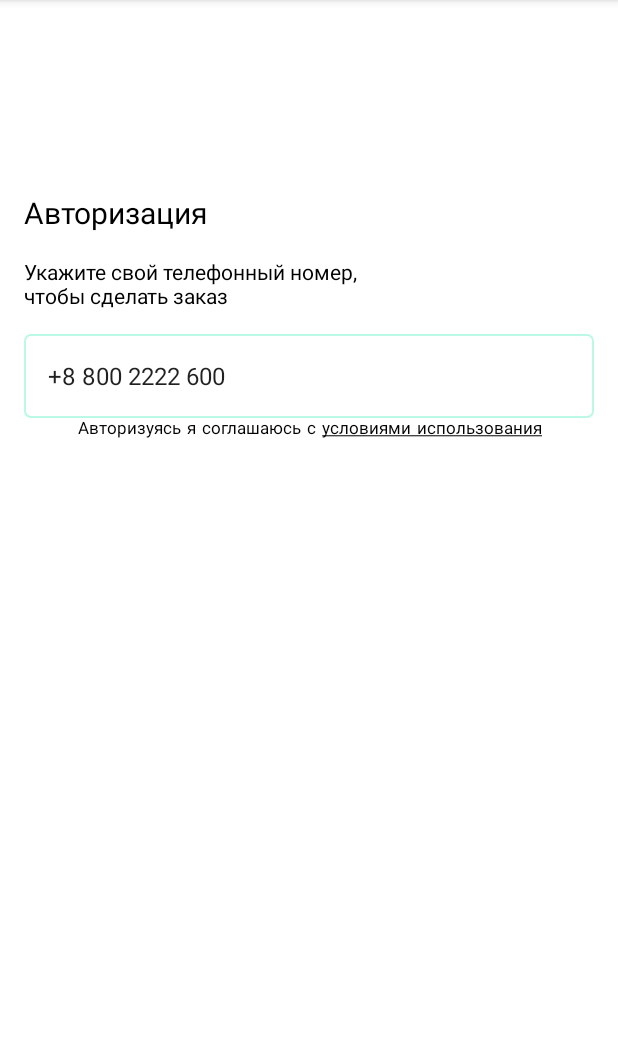
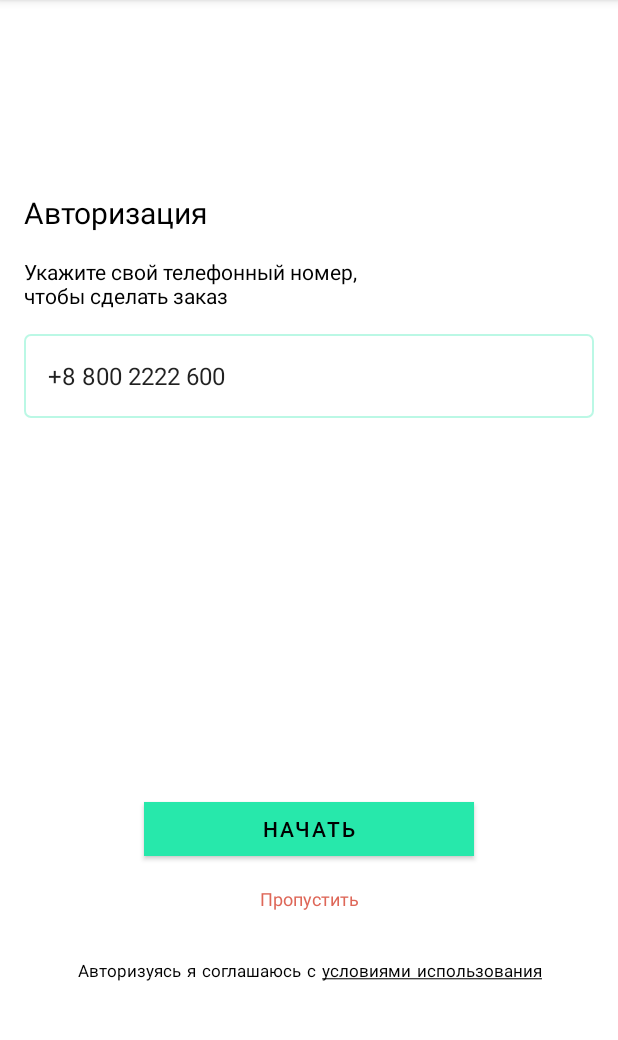
Before and after one commit to esT54/HomeWorkProjectOnSwiftbook, an Android app: the screen it shows after launch (MainActivity), on a phone screen of 412 x 824 dp, the part 84-1124 px from its top. Run offline under Robolectric (Android 15) with nearby library versions, the phone set to English and light mode, and no system bars; Roboto replaces fonts that are not available here.

Commit message:
final commit homeWork 1 нет идей как правильно расставить, расставлено неправильно не понимаю почему не отрабатывает marginBotton так бы к нему цеплять элементы и все

```diff
--- a/app/src/main/res/layout/activity_main.xml
+++ b/app/src/main/res/layout/activity_main.xml
@@ -16,8 +16,7 @@
         android:fontFamily="@font/roboto"
         android:text="Авторизация"
         android:textColor="@color/black"
-        android:textSize="20sp"
-        />
+        android:textSize="20sp" />
 
     <TextView
         style="@style/Widget.AppCompat.TextView"
@@ -57,6 +56,30 @@
             android:textSize="16sp"/>
     </FrameLayout>
 
+    <Button
+        android:layout_width="220dp"
+        android:layout_height="48dp"
+        android:layout_gravity="center"
+        android:backgroundTint="#27E8AB"
+        android:fontFamily="@font/roboto_medium"
+        android:text="НАЧАТЬ"
+        android:textColor="@color/black"
+        android:textSize="14dp"
+        app:cornerRadius="0dp"
+        android:layout_marginTop="250dp"/>
+
+    <TextView
+        android:layout_width="220dp"
+        android:layout_height="48dp"
+        android:layout_gravity="center"
+        android:layout_marginTop="16dp"
+        android:backgroundTint="#FFFFFF"
+        android:fontFamily="@font/work_sans"
+        android:text="Пропустить"
+        android:textAllCaps="false"
+        android:textColor="#DE6758"
+        android:textAlignment="center"
+        android:textSize="12dp" />
 
     <TextView
         android:layout_width="match_parent"
@@ -64,8 +87,9 @@
         android:fontFamily="@font/work_sans"
         android:text="@string/underline_auth"
         android:textSize="11sp"
+        android:gravity="center"
         android:textColor="#000000"
-        android:gravity="center"
-        android:layout_marginBottom="25dp"/>
+        android:layout_marginBottom="16dp"/>
+
 
 </LinearLayout>
```
Also changed, not shown: app/src/main/res/font/roboto_medium.ttf (added).
